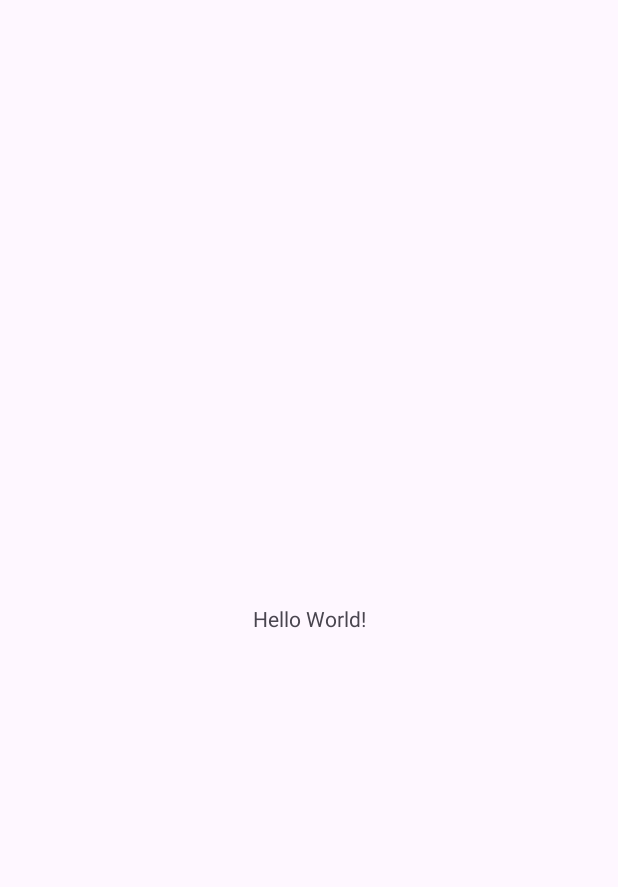
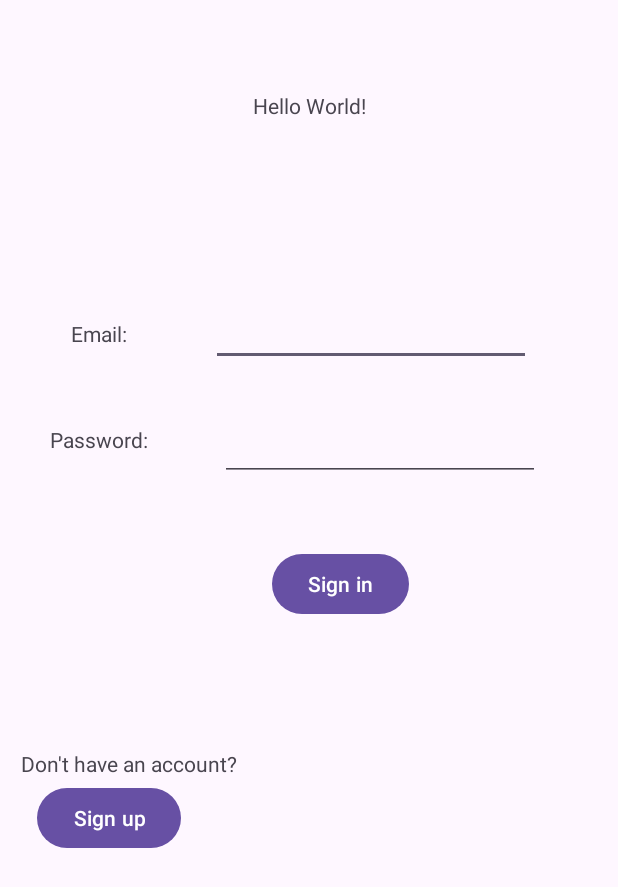
Before and after one commit to lance-salvador888/T3P-G4, an Android app: the screen it shows after launch (MainActivity), on a phone screen of 412 x 824 dp. Before the commit the part shown is almost empty. Shown: the top 887 px of the screen. Run offline under Robolectric (Android 15) with nearby library versions, the phone set to English and light mode, and no system bars.

Commit message:
login page GUI

```diff
--- a/Workshop_8_Android/app/src/main/java/com/example/workshop_8_android/MainActivity.java
+++ b/Workshop_8_Android/app/src/main/java/com/example/workshop_8_android/MainActivity.java
@@ -14,7 +14,7 @@ public class MainActivity extends AppCompatActivity {
     protected void onCreate(Bundle savedInstanceState) {
         super.onCreate(savedInstanceState);
         EdgeToEdge.enable(this);
-        setContentView(R.layout.activity_main);
+        setContentView(R.layout.activity_login);
         ViewCompat.setOnApplyWindowInsetsListener(findViewById(R.id.main), (v, insets) -> {
             Insets systemBars = insets.getInsets(WindowInsetsCompat.Type.systemBars());
             v.setPadding(systemBars.left, systemBars.top, systemBars.right, systemBars.bottom);
--- /dev/null
+++ b/Workshop_8_Android/app/src/main/res/layout/activity_login.xml
@@ -0,0 +1,107 @@
+<?xml version="1.0" encoding="utf-8"?>
+<androidx.constraintlayout.widget.ConstraintLayout xmlns:android="http://schemas.android.com/apk/res/android"
+    xmlns:app="http://schemas.android.com/apk/res-auto"
+    xmlns:tools="http://schemas.android.com/tools"
+    android:id="@+id/main"
+    android:layout_width="match_parent"
+    android:layout_height="match_parent"
+    tools:context=".MainActivity">
+
+    <TextView
+        android:id="@+id/textView"
+        android:layout_width="wrap_content"
+        android:layout_height="wrap_content"
+        android:text="Hello World!"
+        app:layout_constraintBottom_toBottomOf="parent"
+        app:layout_constraintEnd_toEndOf="parent"
+        app:layout_constraintStart_toStartOf="parent"
+        app:layout_constraintTop_toTopOf="parent"
+        app:layout_constraintVertical_bias="0.075" />
+
+    <Button
+        android:id="@+id/btnLogin"
+        android:layout_width="wrap_content"
+        android:layout_height="wrap_content"
+        android:text="Sign in"
+        app:layout_constraintBottom_toBottomOf="parent"
+        app:layout_constraintEnd_toEndOf="parent"
+        app:layout_constraintHorizontal_bias="0.565"
+        app:layout_constraintStart_toStartOf="parent"
+        app:layout_constraintTop_toTopOf="parent"
+        app:layout_constraintVertical_bias="0.471" />
+
+    <Button
+        android:id="@+id/btnRegister"
+        android:layout_width="wrap_content"
+        android:layout_height="wrap_content"
+        android:text="Sign up"
+        app:layout_constraintBottom_toBottomOf="parent"
+        app:layout_constraintEnd_toEndOf="parent"
+        app:layout_constraintHorizontal_bias="0.079"
+        app:layout_constraintStart_toStartOf="parent"
+        app:layout_constraintTop_toTopOf="parent"
+        app:layout_constraintVertical_bias="0.672" />
+
+    <TextView
+        android:id="@+id/tvSignUp"
+        android:layout_width="wrap_content"
+        android:layout_height="wrap_content"
+        android:text="Don't have an account?"
+        app:layout_constraintBottom_toTopOf="@+id/btnRegister"
+        app:layout_constraintEnd_toEndOf="parent"
+        app:layout_constraintHorizontal_bias="0.052"
+        app:layout_constraintStart_toStartOf="parent"
+        app:layout_constraintTop_toTopOf="parent"
+        app:layout_constraintVertical_bias="0.995" />
+
+    <TextView
+        android:id="@+id/tvEmail"
+        android:layout_width="wrap_content"
+        android:layout_height="wrap_content"
+        android:text="Email:"
+        app:layout_constraintBottom_toBottomOf="parent"
+        app:layout_constraintEnd_toEndOf="parent"
+        app:layout_constraintHorizontal_bias="0.127"
+        app:layout_constraintStart_toStartOf="parent"
+        app:layout_constraintTop_toTopOf="parent"
+        app:layout_constraintVertical_bias="0.264" />
+
+    <TextView
+        android:id="@+id/tvPassword"
+        android:layout_width="wrap_content"
+        android:layout_height="wrap_content"
+        android:text="Password:"
+        app:layout_constraintBottom_toBottomOf="parent"
+        app:layout_constraintEnd_toEndOf="parent"
+        app:layout_constraintHorizontal_bias="0.096"
+        app:layout_constraintStart_toStartOf="parent"
+        app:layout_constraintTop_toTopOf="parent"
+        app:layout_constraintVertical_bias="0.352" />
+
+    <EditText
+        android:id="@+id/etEmail"
+        android:layout_width="wrap_content"
+        android:layout_height="wrap_content"
+        android:layout_marginStart="56dp"
+        android:ems="10"
+        android:inputType="text"
+        app:layout_constraintBottom_toBottomOf="parent"
+        app:layout_constraintStart_toEndOf="@+id/tvEmail"
+        app:layout_constraintTop_toTopOf="parent"
+        app:layout_constraintVertical_bias="0.255" />
+
+    <EditText
+        android:id="@+id/etPassword"
+        android:layout_width="wrap_content"
+        android:layout_height="wrap_content"
+        android:layout_marginStart="48dp"
+        android:ems="10"
+        android:inputType="text"
+        app:layout_constraintBottom_toBottomOf="parent"
+        app:layout_constraintEnd_toEndOf="parent"
+        app:layout_constraintHorizontal_bias="0.0"
+        app:layout_constraintStart_toEndOf="@+id/tvPassword"
+        app:layout_constraintTop_toTopOf="parent"
+        app:layout_constraintVertical_bias="0.354" />
+
+</androidx.constraintlayout.widget.ConstraintLayout>
--- a/Workshop_8_Android/app/src/main/res/layout/activity_main.xml
+++ /dev/null
@@ -1,19 +0,0 @@
-<?xml version="1.0" encoding="utf-8"?>
-<androidx.constraintlayout.widget.ConstraintLayout xmlns:android="http://schemas.android.com/apk/res/android"
-    xmlns:app="http://schemas.android.com/apk/res-auto"
-    xmlns:tools="http://schemas.android.com/tools"
-    android:id="@+id/main"
-    android:layout_width="match_parent"
-    android:layout_height="match_parent"
-    tools:context=".MainActivity">
-
-    <TextView
-        android:layout_width="wrap_content"
-        android:layout_height="wrap_content"
-        android:text="Hello World!"
-        app:layout_constraintBottom_toBottomOf="parent"
-        app:layout_constraintEnd_toEndOf="parent"
-        app:layout_constraintStart_toStartOf="parent"
-        app:layout_constraintTop_toTopOf="parent" />
-
-</androidx.constraintlayout.widget.ConstraintLayout>
```
